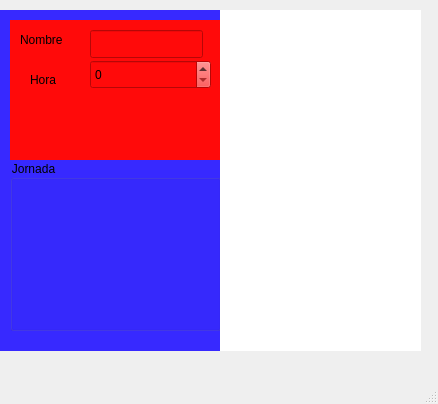
This is salarios.ui in Jtobar-Ec/P60-salarios as Qt 5 draws it before an edit. The edited form follows.
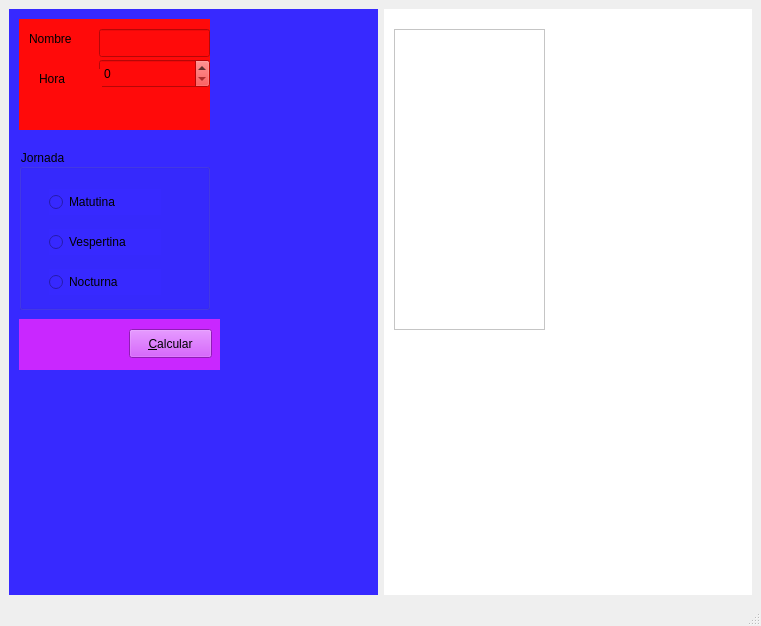
This is the edited form.

Patch:
```diff
--- a/salarios.ui
+++ b/salarios.ui
@@ -6,22 +6,28 @@
    <rect>
     <x>0</x>
     <y>0</y>
-    <width>438</width>
-    <height>404</height>
+    <width>761</width>
+    <height>626</height>
    </rect>
   </property>
+  <property name="minimumSize">
+   <size>
+    <width>600</width>
+    <height>0</height>
+   </size>
+  </property>
   <property name="windowTitle">
    <string>Salarios</string>
   </property>
   <widget class="QWidget" name="centralwidget">
+   <layout class="QHBoxLayout" name="horizontalLayout">
+    <item>
    <widget class="QWidget" name="widget" native="true">
-    <property name="geometry">
-     <rect>
-      <x>0</x>
-      <y>10</y>
-      <width>221</width>
-      <height>341</height>
-     </rect>
+      <property name="minimumSize">
+       <size>
+        <width>250</width>
+        <height>0</height>
+       </size>
     </property>
     <property name="styleSheet">
      <string notr="true">background-color: rgb(55, 41, 255);</string>
@@ -31,26 +37,13 @@
       <rect>
        <x>10</x>
        <y>10</y>
-       <width>211</width>
-       <height>141</height>
+         <width>191</width>
+         <height>111</height>
       </rect>
      </property>
      <property name="styleSheet">
       <string notr="true">background-color: rgb(255, 10, 10);</string>
      </property>
-     <widget class="QLabel" name="label_2">
-      <property name="geometry">
-       <rect>
-        <x>20</x>
-        <y>50</y>
-        <width>63</width>
-        <height>20</height>
-       </rect>
-      </property>
-      <property name="text">
-       <string>Hora</string>
-      </property>
-     </widget>
      <widget class="QLabel" name="label">
       <property name="geometry">
        <rect>
@@ -69,7 +62,7 @@
        <rect>
         <x>80</x>
         <y>40</y>
-        <width>121</width>
+          <width>111</width>
         <height>29</height>
        </rect>
       </property>
@@ -79,46 +72,130 @@
        <rect>
         <x>80</x>
         <y>10</y>
-        <width>113</width>
+          <width>111</width>
         <height>28</height>
        </rect>
       </property>
      </widget>
+       <widget class="QLabel" name="label_2">
+        <property name="geometry">
+         <rect>
+          <x>20</x>
+          <y>50</y>
+          <width>63</width>
+          <height>20</height>
+         </rect>
+        </property>
+        <property name="text">
+         <string>Hora</string>
+        </property>
+       </widget>
     </widget>
     <widget class="QGroupBox" name="groupBox">
      <property name="geometry">
       <rect>
        <x>10</x>
-       <y>150</y>
-       <width>211</width>
-       <height>171</height>
+         <y>140</y>
+         <width>191</width>
+         <height>161</height>
       </rect>
      </property>
      <property name="title">
       <string>Jornada</string>
      </property>
-    </widget>
-   </widget>
-   <widget class="QWidget" name="widget_2" native="true">
+       <widget class="QRadioButton" name="radioButton">
+        <property name="geometry">
+         <rect>
+          <x>30</x>
+          <y>40</y>
+          <width>112</width>
+          <height>26</height>
+         </rect>
+        </property>
+        <property name="text">
+         <string>Matutina</string>
+        </property>
+       </widget>
+       <widget class="QRadioButton" name="radioButton_2">
+        <property name="geometry">
+         <rect>
+          <x>30</x>
+          <y>80</y>
+          <width>112</width>
+          <height>26</height>
+         </rect>
+        </property>
+        <property name="text">
+         <string>Vespertina</string>
+        </property>
+       </widget>
+       <widget class="QRadioButton" name="radioButton_3">
     <property name="geometry">
      <rect>
-      <x>220</x>
-      <y>10</y>
+          <x>30</x>
+          <y>120</y>
+          <width>112</width>
+          <height>26</height>
+         </rect>
+        </property>
+        <property name="text">
+         <string>Nocturna</string>
+        </property>
+       </widget>
+      </widget>
+      <widget class="QWidget" name="widget_4" native="true">
+       <property name="geometry">
+        <rect>
+         <x>10</x>
+         <y>310</y>
       <width>201</width>
-      <height>341</height>
-     </rect>
-    </property>
+         <height>51</height>
+        </rect>
+       </property>
+       <property name="styleSheet">
+        <string notr="true">background-color: rgb(201, 39, 255);</string>
+       </property>
+       <widget class="QPushButton" name="pushButton">
+        <property name="geometry">
+         <rect>
+          <x>110</x>
+          <y>10</y>
+          <width>83</width>
+          <height>29</height>
+         </rect>
+        </property>
+        <property name="text">
+         <string>&amp;Calcular</string>
+        </property>
+       </widget>
+      </widget>
+     </widget>
+    </item>
+    <item>
+     <widget class="QWidget" name="widget_2" native="true">
     <property name="styleSheet">
      <string notr="true">background-color: rgb(255, 255, 255);</string>
     </property>
-   </widget>
+      <widget class="QPlainTextEdit" name="plainTextEdit">
+       <property name="geometry">
+        <rect>
+         <x>10</x>
+         <y>20</y>
+         <width>151</width>
+         <height>301</height>
+        </rect>
+       </property>
+      </widget>
+     </widget>
+    </item>
+   </layout>
   </widget>
   <widget class="QMenuBar" name="menubar">
    <property name="geometry">
     <rect>
      <x>0</x>
      <y>0</y>
-     <width>438</width>
+     <width>761</width>
      <height>25</height>
     </rect>
    </property>
```
Lines whose indentation alone changed are shown as unchanged.
